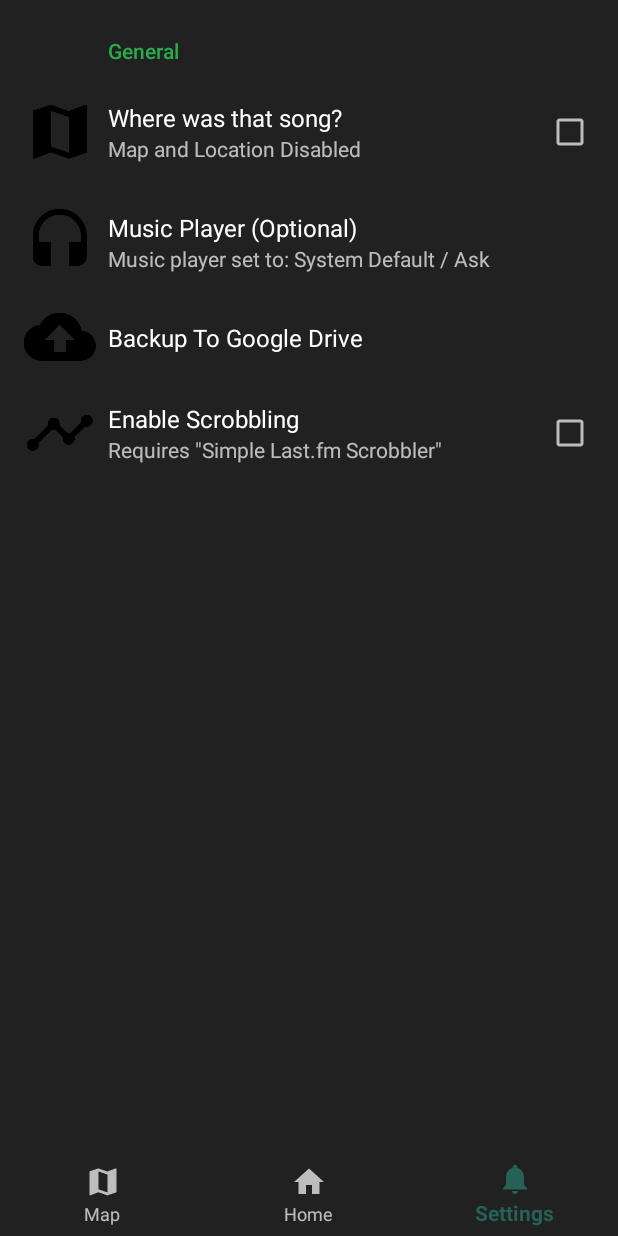
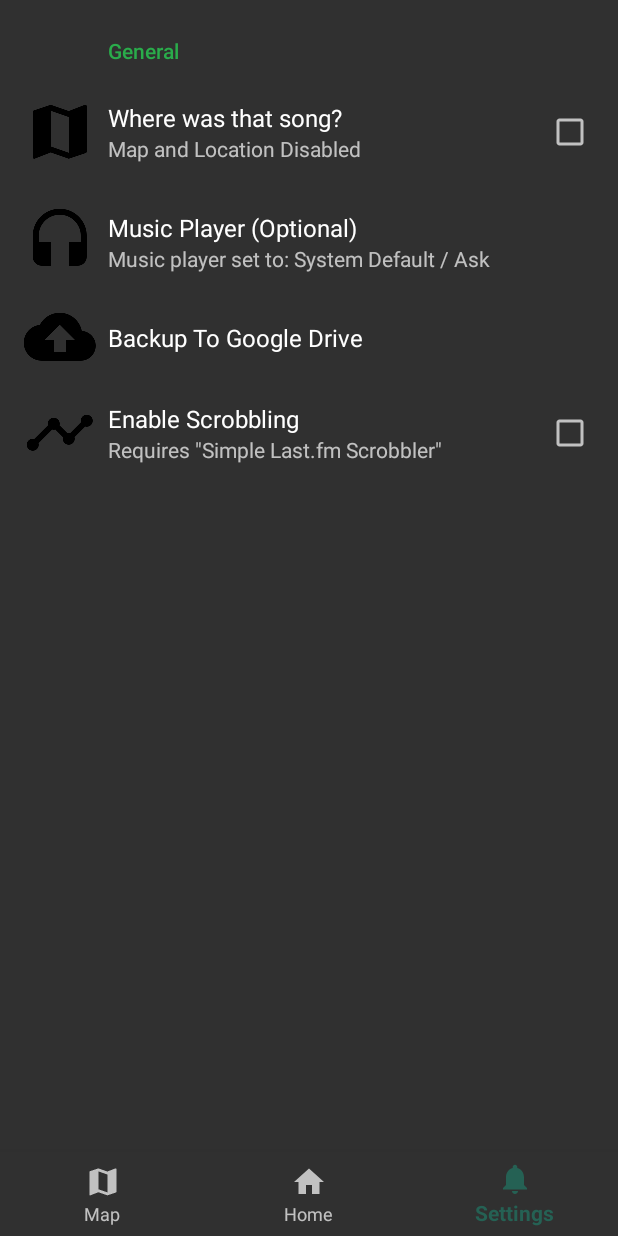
Before and after one commit to radixdev/whats-that-song, an Android app: the screen it shows after launch (MainActivity), item 3 of the bottom bar chosen, on a phone screen of 412 x 824 dp. Run offline under Robolectric (Android 15) with nearby library versions, the phone set to English and light mode, and no system bars; our stand-ins replace androidx.preference.

Commit message:
using regular style

```diff
--- a/app/src/main/res/values/styles.xml
+++ b/app/src/main/res/values/styles.xml
@@ -19,7 +19,6 @@
         <item name="colorPrimaryDark">@color/darkColorPrimaryDark</item>
         <item name="colorAccent">@color/darkColorAccent</item>
         <item name="colorControlHighlight">@color/colorPrimaryDark</item>
-        <item name="android:windowBackground">@color/darkColorActivityBackground</item>
         <item name="preferenceTheme">@style/PreferenceThemeOverlay</item>
     </style>
 
```
